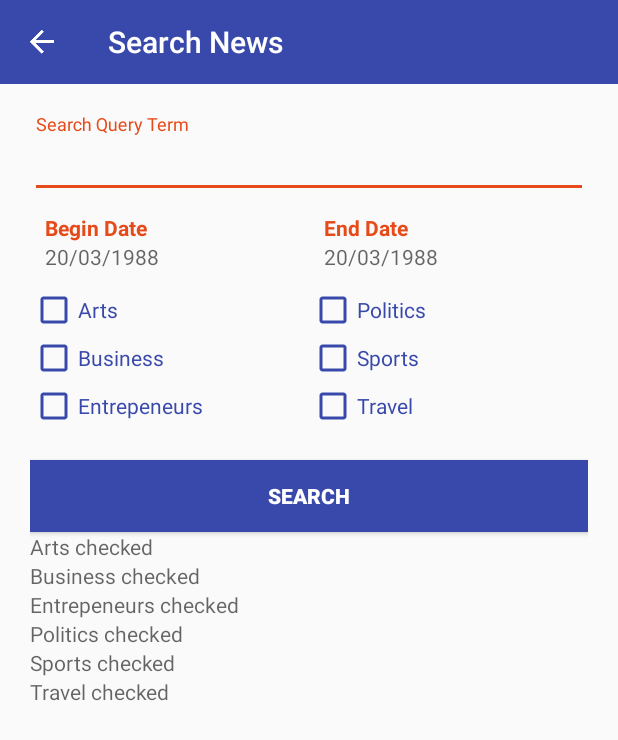
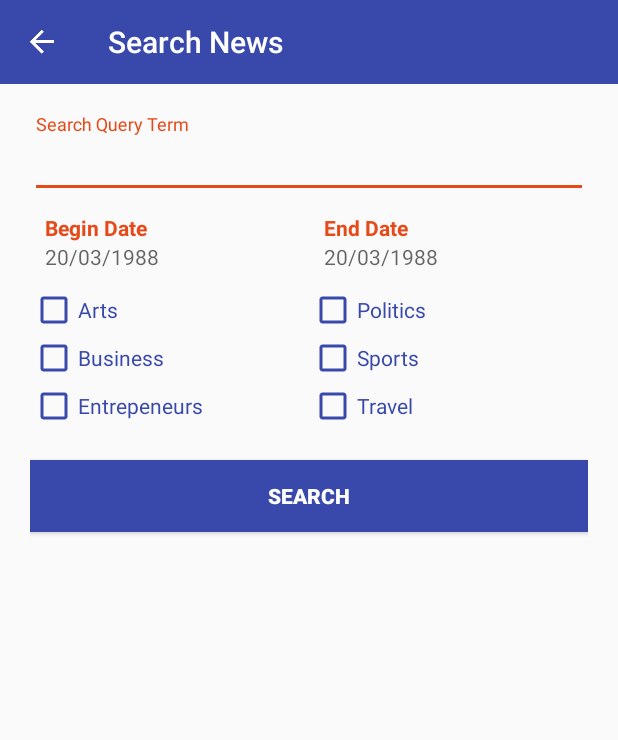
Before and after one commit to diegoma77/MyNews, an Android app: the SearchArticlesActivity screen opened directly, with no data from a screen before it, on a phone screen of 412 x 824 dp. Shown: the top 740 px of the screen. Run offline under Robolectric (Android 15) with nearby library versions, the phone set to English and light mode, and no system bars; network calls fail.

Commit message:
App is finished, just needs HELP and ABOUT + cleaning up

```diff
--- a/app/src/main/java/com/example/android/mynews/activities/DisplayNotificationsActivity.java
+++ b/app/src/main/java/com/example/android/mynews/activities/DisplayNotificationsActivity.java
@@ -78,7 +78,6 @@ public class DisplayNotificationsActivity extends AppCompatActivity {
         final ActionBar actionBar = getSupportActionBar();
         actionBar.setHomeAsUpIndicator(R.drawable.ic_arrow_back_white_24dp);
         actionBar.setDisplayHomeAsUpEnabled(true);
-        actionBar.setTitle("Notifications Articles");
 
         //Changes the color of the Toolbar Overflow ButtonListener to white
         setOverflowButtonColor(toolbar, Color.WHITE);
--- a/app/src/main/java/com/example/android/mynews/alertdialog/PickBeginDateDialog.java
+++ b/app/src/main/java/com/example/android/mynews/alertdialog/PickBeginDateDialog.java
@@ -21,8 +21,6 @@ import java.util.Calendar;
  */
 
 public class PickBeginDateDialog extends AppCompatDialogFragment {
-
-    // TODO: 22/03/2018 Modify Date dialog layout
 
     private static final String TAG = "PickBeginDateDialog";
 
--- a/app/src/main/java/com/example/android/mynews/alertdialog/PickEndDateDialog.java
+++ b/app/src/main/java/com/example/android/mynews/alertdialog/PickEndDateDialog.java
@@ -21,8 +21,6 @@ import java.util.Calendar;
  */
 
 public class PickEndDateDialog extends AppCompatDialogFragment {
-
-    // TODO: 22/03/2018 Modify Date dialog layout
 
     private static final String TAG = "PickBeginDateDialog";
 
--- a/app/src/main/java/com/example/android/mynews/fragments/PageFragmentBusiness.java
+++ b/app/src/main/java/com/example/android/mynews/fragments/PageFragmentBusiness.java
@@ -182,7 +182,6 @@ public class PageFragmentBusiness extends android.support.v4.app.Fragment {
 
                     JSONObject multimedia_object = multimedia_array.getJSONObject(j);
 
-                    // TODO: 13/03/2018 Erase "switch statement" when decided which image to take
                     switch (j) {
                         case 0:
                             if (multimedia_object.getString(Keys.Business.KEY_IMAGE_URL) != null) {
--- a/app/src/main/java/com/example/android/mynews/fragments/PageFragmentSports.java
+++ b/app/src/main/java/com/example/android/mynews/fragments/PageFragmentSports.java
@@ -181,7 +181,6 @@ public class PageFragmentSports extends android.support.v4.app.Fragment {
 
                     JSONObject multimedia_object = multimedia_array.getJSONObject(j);
 
-                    // TODO: 13/03/2018 Erase "switch statement" when decided which image to take
                     switch (j) {
                         case 0:
                             if (multimedia_object.getString(Keys.Sports.KEY_IMAGE_URL) != null) {
--- a/app/src/main/java/com/example/android/mynews/fragments/PageFragmentTopStories.java
+++ b/app/src/main/java/com/example/android/mynews/fragments/PageFragmentTopStories.java
@@ -181,7 +181,6 @@ public class PageFragmentTopStories extends android.support.v4.app.Fragment {
 
                     JSONObject multimedia_object = multimedia_array.getJSONObject(j);
 
-                    // TODO: 13/03/2018 Erase "switch statement" when decided which image to take
                     switch (j) {
                         case 0:
                             if (multimedia_object.getString(Keys.TopStoriesKeys.KEY_IMAGE_URL) != null) {
--- a/app/src/main/res/drawable/bottom_border.xml
+++ b/app/src/main/res/drawable/bottom_border.xml
@@ -5,5 +5,5 @@
         android:angle="90"
         android:startColor="@color/colorPrimary"
         android:centerColor="@android:color/transparent"
-        android:centerX="0.025" />
+        android:centerX="0.020" />
 </shape>
--- a/app/src/main/res/layout/notifications_layout.xml
+++ b/app/src/main/res/layout/notifications_layout.xml
@@ -148,12 +148,6 @@
             android:textColor="@color/colorPrimary"
             />
 
-        <Button
-            android:id="@+id/test_button"
-            android:layout_width="wrap_content"
-            android:layout_height="wrap_content"
-            android:text="Test mCursor Count"/>
-
     </LinearLayout> <!-- global (after toolbar) -->
 
 </LinearLayout> <!-- general -->
--- a/app/src/main/res/layout/rv_search_articles.xml
+++ b/app/src/main/res/layout/rv_search_articles.xml
@@ -13,7 +13,7 @@
         android:background="@color/colorPrimary"
         app:titleTextColor="@android:color/white"
         app:layout_collapseMode="pin"
-        app:title="Searched Articles"
+        app:title="Found Articles"
         >
     </android.support.v7.widget.Toolbar>
 
--- a/app/src/main/res/layout/search_articles_layout.xml
+++ b/app/src/main/res/layout/search_articles_layout.xml
@@ -198,42 +198,6 @@
             android:background="@color/colorPrimary"
             android:textColor="@android:color/white" />
 
-        <TextView
-            android:id="@+id/tv_arts"
-            android:layout_width="wrap_content"
-            android:layout_height="wrap_content"
-            android:hint="Arts checked"/>
-
-        <TextView
-            android:id="@+id/tv_business"
-            android:layout_width="wrap_content"
-            android:layout_height="wrap_content"
-            android:hint="Business checked"/>
-
-        <TextView
-            android:id="@+id/tv_entrepeneurs"
-            android:layout_width="wrap_content"
-            android:layout_height="wrap_content"
-            android:hint="Entrepeneurs checked"/>
-
-        <TextView
-            android:id="@+id/tv_politics"
-            android:layout_width="wrap_content"
-            android:layout_height="wrap_content"
-            android:hint="Politics checked"/>
-
-        <TextView
-            android:id="@+id/tv_sports"
-            android:layout_width="wrap_content"
-            android:layout_height="wrap_content"
-            android:hint="Sports checked"/>
-
-        <TextView
-            android:id="@+id/tv_travel"
-            android:layout_width="wrap_content"
-            android:layout_height="wrap_content"
-            android:hint="Travel checked"/>
-
     </LinearLayout> <!-- global (after toolbar) -->
 
 </LinearLayout> <!-- general -->
```
Also changed, not shown: app/src/main/java/com/example/android/mynews/activities/NotificationsActivity.java (+1 -42 lines), app/src/main/java/com/example/android/mynews/activities/SearchArticlesActivity.java (+168 -146 lines).
